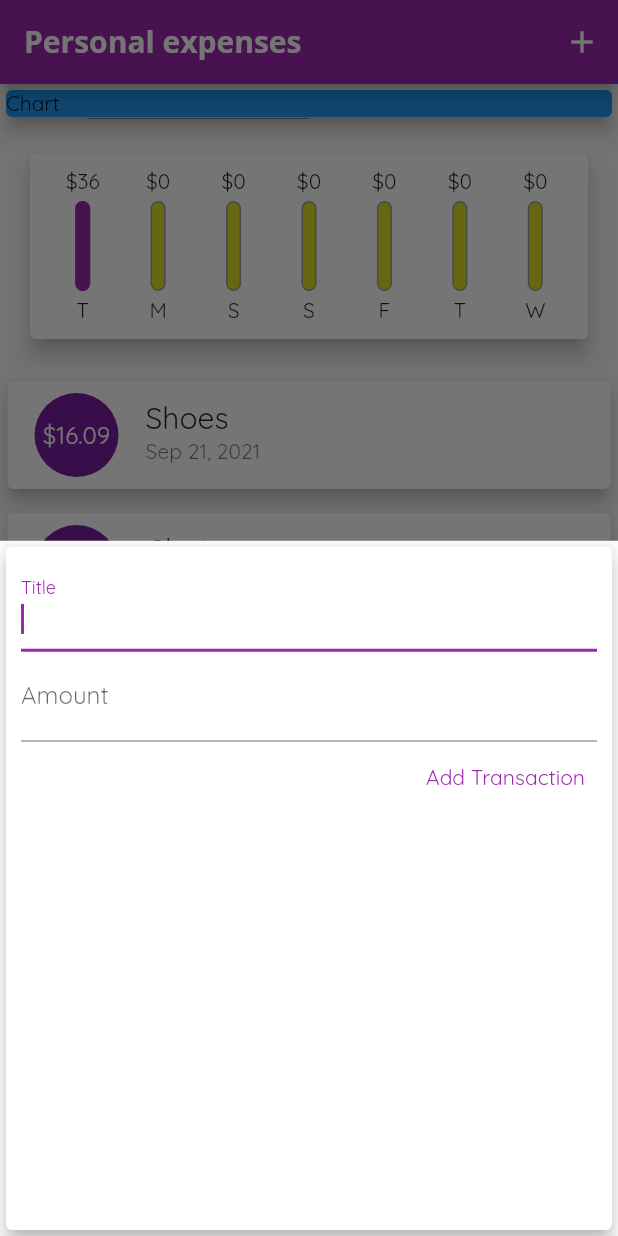
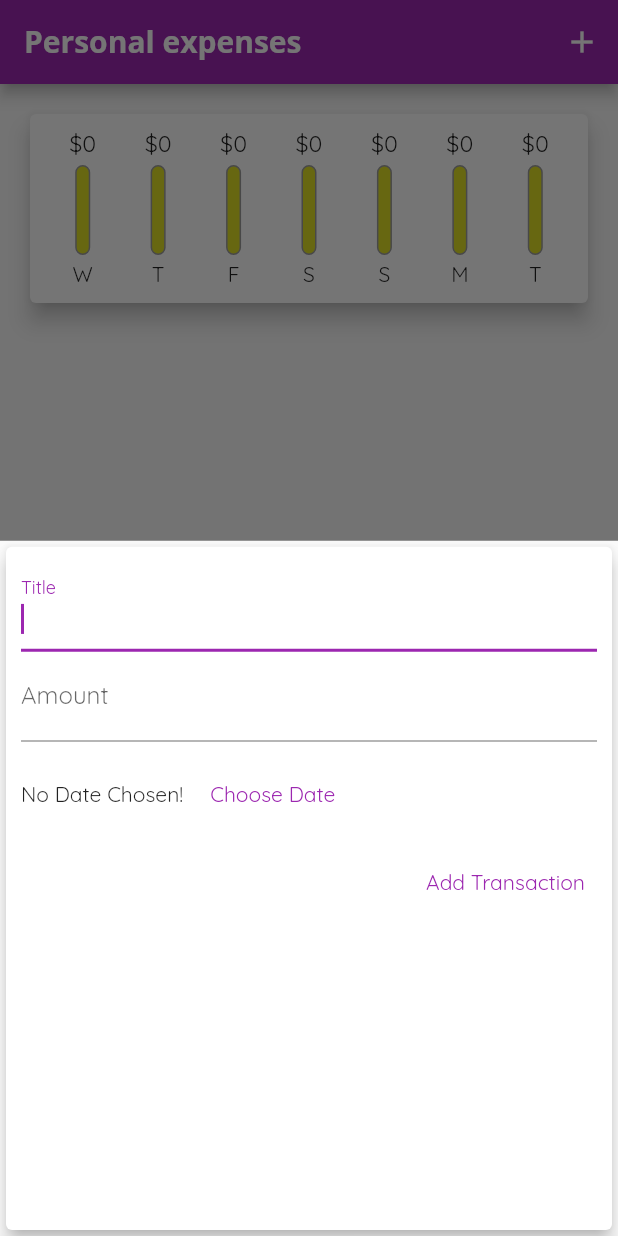
Before and after one commit to amondnet/mobx-issue-832, a Flutter app: the screen it shows after launch, after a tap on the "add" icon, on a phone screen of 412 x 824 dp. Run offline on Flutter 3.47's test engine with Material 2 defaults, Android fonts, the phone set to English and light mode, and no system bars.

Commit message:
added delete button

```diff
--- a/expense_tracker/lib/main.dart
+++ b/expense_tracker/lib/main.dart
@@ -18,6 +18,7 @@ class MyApp extends StatelessWidget {
       theme: ThemeData(
           primarySwatch: Colors.purple,
           accentColor: Colors.amber,
+          errorColor: Colors.red,
           fontFamily: 'Quicksand',
           appBarTheme: AppBarTheme(
               textTheme: ThemeData
@@ -43,22 +44,27 @@ class MyHomePage extends StatefulWidget {
 
 class _MyHomePageState extends State<MyHomePage> {
 
-  void _addNewTransaction(String title, double amount) {
+  void _addNewTransaction(String title, double amount, DateTime chosenDate) {
     final newTrx = Transaction(
         id: DateTime.now().toString(),
         title: title,
         amount: amount,
-        date: DateTime.now());
+        date: chosenDate
+    );
     setState(() {
       _userTransactions.add(newTrx);
     });
   }
 
-  final List<Transaction> _userTransactions = [
-    Transaction(
-        id: 'trx1', title: 'Shoes', amount: 16.09, date: DateTime.now()),
-    Transaction(id: 'trx2', title: 'Chair', amount: 19.92, date: DateTime.now())
-  ];
+  void _deleteTransaction(String id){
+    setState(() {
+        _userTransactions.removeWhere((element){
+          return element.id == id;
+        });
+    });
+  }
+
+  final List<Transaction> _userTransactions = [];
 
   List<Transaction> get _recentTransactions {
     return List<Transaction>.of(
@@ -92,15 +98,10 @@ class _MyHomePageState extends State<MyHomePage> {
       body: Container(
           child: ListView(
             children: [
-              Card(
-                color: Colors.blue,
-                child: Container(width: double.infinity, child: Text('Chart')),
-                elevation: 5,
-              ),
               Column(
                 children: [
                   Chart(_recentTransactions),
-                  TransactionList(_userTransactions)
+                  TransactionList(_userTransactions, _deleteTransaction)
                 ],
               )
             ],
--- a/expense_tracker/lib/widgets/cart_bar.dart
+++ b/expense_tracker/lib/widgets/cart_bar.dart
@@ -11,8 +11,11 @@ class ChartBar extends StatelessWidget {
   Widget build(BuildContext context) {
     return Column(
       children: [
-        FittedBox(
-            child: Text('\$${spendingAmount.toStringAsFixed(0)}')
+        Container(
+          height: 20,
+          child: FittedBox(
+              child: Text('\$${spendingAmount.toStringAsFixed(0)}')
+          ),
         ),
         SizedBox(
           height: 4,
--- a/expense_tracker/lib/widgets/chart.dart
+++ b/expense_tracker/lib/widgets/chart.dart
@@ -20,7 +20,7 @@ class Chart extends StatelessWidget {
         }
       }
       return {'day': DateFormat.E().format(weekDay).substring(0,1), 'amount': totalSum};
-    });
+    }).reversed.toList();
   }
 
   double get totalSpending{
--- a/expense_tracker/lib/widgets/new_transaction.dart
+++ b/expense_tracker/lib/widgets/new_transaction.dart
@@ -1,7 +1,7 @@
 import 'package:flutter/material.dart';
+import 'package:intl/intl.dart';
 
 class NewTransaction extends StatefulWidget {
-
   final Function addTrx;
 
   NewTransaction(this.addTrx);
@@ -12,23 +12,40 @@ class NewTransaction extends StatefulWidget {
 
 class _NewTransactionState extends State<NewTransaction> {
   final titleController = TextEditingController();
-
   final amountController = TextEditingController();
 
-  void submitData(){
+  DateTime? _selectedDate;
+
+  void _submitData() {
+    if(amountController.text.isEmpty){
+      return;
+    }
     final enteredTitle = titleController.text;
     final enteredAmount = double.parse(amountController.text);
 
-    if(enteredTitle.isEmpty || enteredAmount<=0){
+    if (enteredTitle.isEmpty || enteredAmount <= 0 || _selectedDate == null) {
       return;
     }
 
-    widget.addTrx(
-        enteredTitle,
-        enteredAmount
-    );
+    widget.addTrx(enteredTitle, enteredAmount, _selectedDate);
 
     Navigator.of(context).pop();
+  }
+
+  void _presentDatePicker() {
+    showDatePicker(
+            context: context,
+            initialDate: DateTime.now(),
+            firstDate: DateTime(2019),
+            lastDate: DateTime.now())
+        .then((value) {
+      if (value == null) {
+        return;
+      }
+      setState(() {
+        _selectedDate = value;
+      });
+    });
   }
 
   @override
@@ -44,15 +61,37 @@ class _NewTransactionState extends State<NewTransaction> {
               controller: titleController,
               autofocus: true,
               decoration: InputDecoration(labelText: 'Title'),
-              onSubmitted: (_) => submitData(),
+              onSubmitted: (_) => _submitData(),
             ),
             TextField(
               controller: amountController,
               decoration: InputDecoration(labelText: 'Amount'),
               keyboardType: TextInputType.number,
-              onSubmitted: (_) => submitData(),
+              onSubmitted: (_) => _submitData(),
             ),
-            TextButton(onPressed: submitData, child: Text('Add Transaction'),)
+            Container(
+              height: 70,
+              child: Row(
+                children: [
+                  Container(
+                    child: Text(_selectedDate == null
+                        ? 'No Date Chosen!'
+                        : DateFormat.yMd().format(_selectedDate!)),
+                    margin: EdgeInsets.fromLTRB(0, 0, 10, 0),
+                  ),
+                  TextButton(
+                    onPressed: () {
+                      _presentDatePicker();
+                    },
+                    child: Text('Choose Date'),
+                  )
+                ],
+              ),
+            ),
+            TextButton(
+              onPressed: _submitData,
+              child: Text('Add Transaction'),
+            )
           ],
         ),
       ),
--- a/expense_tracker/lib/widgets/transaction_list.dart
+++ b/expense_tracker/lib/widgets/transaction_list.dart
@@ -4,8 +4,9 @@ import 'package:flutter/material.dart';
 
 class TransactionList extends StatelessWidget {
   final List<Transaction> transactions;
+  final Function deleteTransaction;
 
-  TransactionList(this.transactions);
+  TransactionList(this.transactions, this.deleteTransaction);
 
   @override
   Widget build(BuildContext context) {
@@ -30,6 +31,11 @@ class TransactionList extends StatelessWidget {
               style: Theme.of(ctx).textTheme.title,
             ),
             subtitle: Text(DateFormat.yMMMd().format(transactions[index].date)),
+            trailing: IconButton(
+              icon: Icon(Icons.delete),
+              color: Theme.of(context).errorColor,
+              onPressed: () => deleteTransaction(transactions[index].id),
+            ),
           ),
         ),
         itemCount: transactions.length,
```
